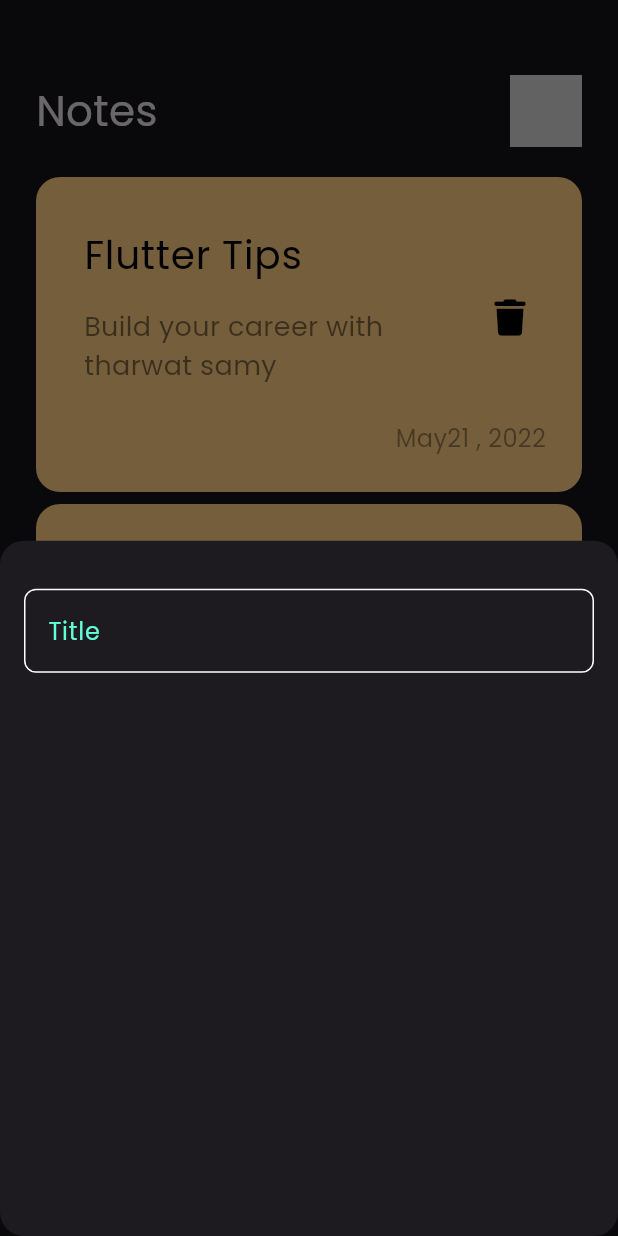
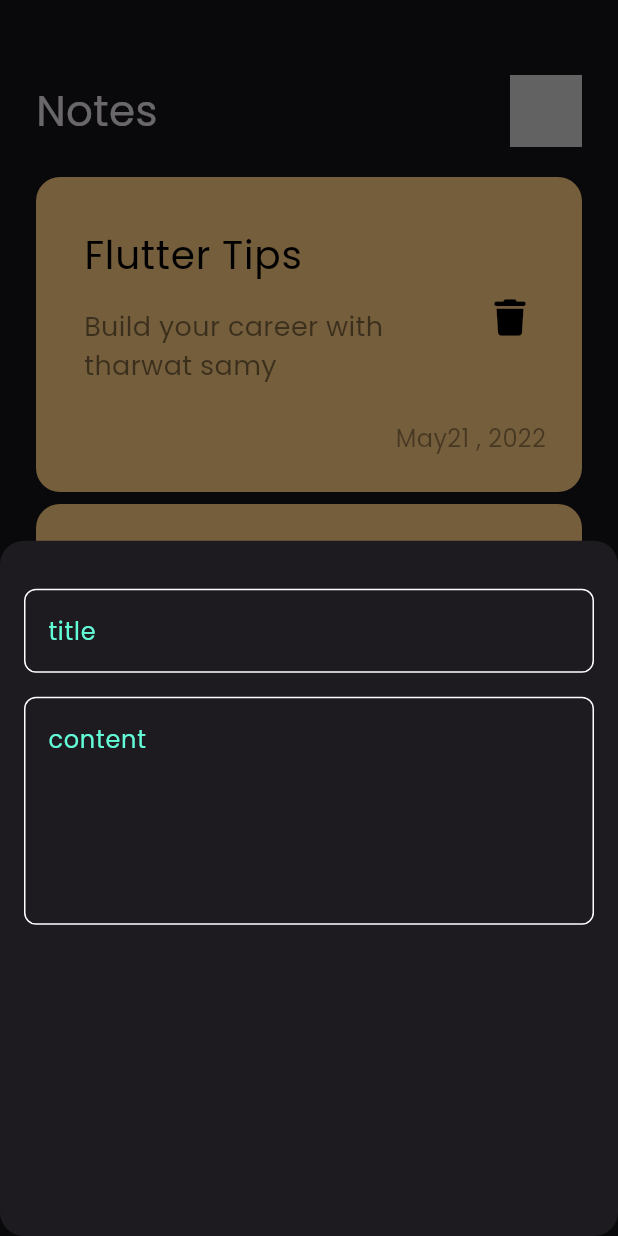
Before and after one commit to sherifshouaib/notes_app, a Flutter app: the screen it shows after launch, after a tap on the "add" icon, on a phone screen of 412 x 824 dp. Run offline on Flutter 3.47's test engine with Material 3 defaults, Android fonts, the phone set to English and light mode, and no system bars; our stand-ins replace font_awesome_flutter.

Commit message:
add fields to notes bottom sheet

```diff
--- a/lib/widgets/add_note_bottom_sheet.dart
+++ b/lib/widgets/add_note_bottom_sheet.dart
@@ -6,14 +6,23 @@
 
   @override
   Widget build(BuildContext context) {
-    return Padding(
-      padding: const EdgeInsets.symmetric(horizontal: 16),
+    return const Padding(
+      padding:  EdgeInsets.symmetric(horizontal: 16),
       child: Column(
-        children: [
+        children:  [
           SizedBox(
             height: 32,
           ),
-          CustomTextField(),
+          CustomTextField(
+            hint: 'title',
+          ),
+          SizedBox(
+            height: 16,
+          ),
+          CustomTextField(
+            hint: 'content',
+            maxLines: 5,
+          ),
         ],
       ),
     );
--- a/lib/widgets/custom_text_field.dart
+++ b/lib/widgets/custom_text_field.dart
@@ -2,14 +2,17 @@
 import 'package:notes_app/constants.dart';
 
 class CustomTextField extends StatelessWidget {
-  const CustomTextField({super.key});
+  const CustomTextField({super.key,required this.hint, this.maxLines= 1});
 
+final String hint;
+final int maxLines;
   @override
   Widget build(BuildContext context) {
     return TextField(
       cursorColor: kPrimaryColor ,
+      maxLines: maxLines,
       decoration: InputDecoration(
-        hintText: 'Title',
+        hintText: hint,
         hintStyle:const  TextStyle(color: kPrimaryColor),
         border: buildBorder(),
         enabledBorder: buildBorder(),
```
